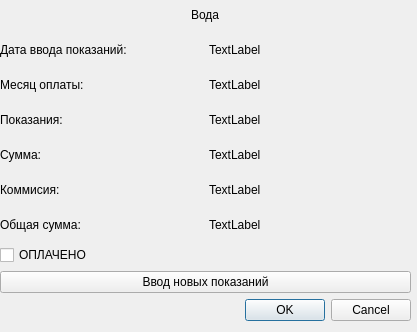
This is water.ui in FenyukAndrew/QtCalculatePayment as Qt 5 draws it before an edit. The edited form follows.
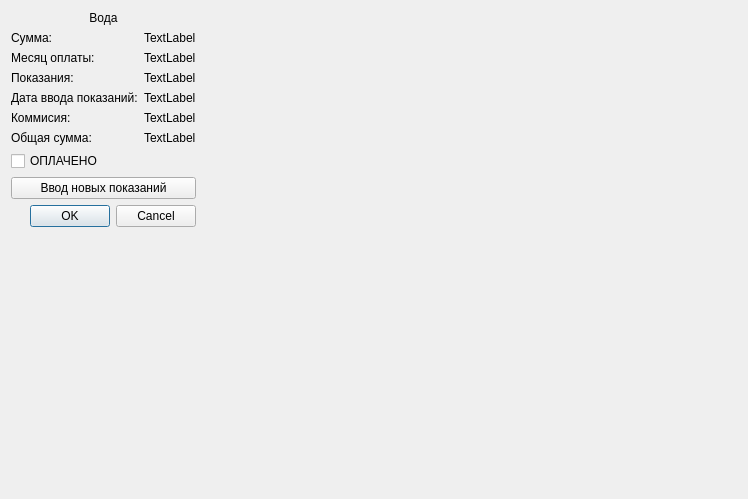
This is the edited form.

Commit message: Добавлено автомасштабироване элементов под размер диалогового окна

The edit to the form file:
```diff
--- a/water.ui
+++ b/water.ui
@@ -6,8 +6,8 @@
    <rect>
     <x>0</x>
     <y>0</y>
-    <width>417</width>
-    <height>332</height>
+    <width>748</width>
+    <height>499</height>
    </rect>
   </property>
   <property name="sizePolicy">
@@ -25,20 +25,13 @@
   <property name="modal">
    <bool>false</bool>
   </property>
-  <widget class="QWidget" name="verticalLayoutWidget">
-   <property name="geometry">
-    <rect>
-     <x>0</x>
-     <y>0</y>
-     <width>411</width>
-     <height>321</height>
-    </rect>
-   </property>
+  <layout class="QFormLayout" name="formLayout">
+   <item row="0" column="0">
    <layout class="QVBoxLayout" name="verticalLayout">
     <property name="sizeConstraint">
      <enum>QLayout::SetMaximumSize</enum>
     </property>
-    <item alignment="Qt::AlignHCenter">
+     <item>
      <widget class="QLabel" name="label">
       <property name="text">
        <string>Вода</string>
@@ -46,108 +39,128 @@
       <property name="textFormat">
        <enum>Qt::AutoText</enum>
       </property>
+       <property name="alignment">
+        <set>Qt::AlignCenter</set>
+       </property>
      </widget>
     </item>
     <item>
-     <layout class="QHBoxLayout" name="horizontalLayout_3_2">
-      <item>
-       <widget class="QLabel" name="label_3">
+      <layout class="QFormLayout" name="formLayout_2">
+       <item row="0" column="0">
+        <widget class="QLabel" name="label_5">
         <property name="text">
-         <string>Дата ввода показаний:</string>
+          <string>Сумма:</string>
         </property>
        </widget>
       </item>
-      <item>
-       <widget class="QLabel" name="Date_Input_Value">
+       <item row="0" column="1">
+        <widget class="QLabel" name="Sum">
+         <property name="palette">
+          <palette>
+           <active>
+            <colorrole role="Base">
+             <brush brushstyle="SolidPattern">
+              <color alpha="255">
+               <red>0</red>
+               <green>255</green>
+               <blue>127</blue>
+              </color>
+             </brush>
+            </colorrole>
+           </active>
+           <inactive>
+            <colorrole role="Base">
+             <brush brushstyle="SolidPattern">
+              <color alpha="255">
+               <red>0</red>
+               <green>255</green>
+               <blue>127</blue>
+              </color>
+             </brush>
+            </colorrole>
+           </inactive>
+           <disabled>
+            <colorrole role="Base">
+             <brush brushstyle="SolidPattern">
+              <color alpha="255">
+               <red>239</red>
+               <green>235</green>
+               <blue>231</blue>
+              </color>
+             </brush>
+            </colorrole>
+           </disabled>
+          </palette>
+         </property>
         <property name="text">
          <string>TextLabel</string>
         </property>
        </widget>
       </item>
-     </layout>
-    </item>
-    <item>
-     <layout class="QHBoxLayout" name="horizontalLayout_3_1">
-      <item>
+       <item row="1" column="0">
        <widget class="QLabel" name="label_3_1">
         <property name="text">
          <string>Месяц оплаты:</string>
         </property>
        </widget>
       </item>
-      <item>
+       <item row="1" column="1">
        <widget class="QLabel" name="Month_Year_Payment">
         <property name="text">
          <string>TextLabel</string>
         </property>
        </widget>
       </item>
-     </layout>
-    </item>
-    <item>
-     <layout class="QHBoxLayout" name="horizontalLayout1">
-      <item>
+       <item row="2" column="0">
        <widget class="QLabel" name="label_4">
         <property name="text">
          <string>Показания:</string>
         </property>
        </widget>
       </item>
-      <item>
+       <item row="2" column="1">
        <widget class="QLabel" name="Value">
         <property name="text">
          <string>TextLabel</string>
         </property>
        </widget>
       </item>
-     </layout>
-    </item>
-    <item>
-     <layout class="QHBoxLayout" name="horizontalLayout2">
-      <item>
-       <widget class="QLabel" name="label_5">
+       <item row="3" column="0">
+        <widget class="QLabel" name="label_3">
         <property name="text">
-         <string>Сумма:</string>
+          <string>Дата ввода показаний:</string>
         </property>
        </widget>
       </item>
-      <item>
-       <widget class="QLabel" name="Sum">
+       <item row="3" column="1">
+        <widget class="QLabel" name="Date_Input_Value">
         <property name="text">
          <string>TextLabel</string>
         </property>
        </widget>
       </item>
-     </layout>
-    </item>
-    <item>
-     <layout class="QHBoxLayout" name="horizontalLayout3">
-      <item>
+       <item row="4" column="0">
        <widget class="QLabel" name="label_6">
         <property name="text">
          <string>Коммисия:</string>
         </property>
        </widget>
       </item>
-      <item>
+       <item row="4" column="1">
        <widget class="QLabel" name="Commission">
         <property name="text">
          <string>TextLabel</string>
         </property>
        </widget>
       </item>
-     </layout>
-    </item>
-    <item>
-     <layout class="QHBoxLayout" name="horizontalLayout4">
-      <item>
+       <item row="5" column="0">
        <widget class="QLabel" name="label_7">
         <property name="text">
          <string>Общая сумма:</string>
         </property>
        </widget>
       </item>
-      <item>
+       <item row="5" column="1">
        <widget class="QLabel" name="Sum_Commission">
         <property name="text">
          <string>TextLabel</string>
@@ -158,6 +171,12 @@
     </item>
     <item>
      <widget class="QCheckBox" name="checkBox_HavePaid">
+       <property name="sizePolicy">
+        <sizepolicy hsizetype="Minimum" vsizetype="Minimum">
+         <horstretch>0</horstretch>
+         <verstretch>0</verstretch>
+        </sizepolicy>
+       </property>
       <property name="text">
        <string>ОПЛАЧЕНО</string>
       </property>
@@ -165,6 +184,12 @@
     </item>
     <item>
      <widget class="QPushButton" name="pushButton_InputNewValue">
+       <property name="sizePolicy">
+        <sizepolicy hsizetype="Minimum" vsizetype="Minimum">
+         <horstretch>0</horstretch>
+         <verstretch>0</verstretch>
+        </sizepolicy>
+       </property>
       <property name="text">
        <string>Ввод новых показаний</string>
       </property>
@@ -172,6 +197,12 @@
     </item>
     <item>
      <widget class="QDialogButtonBox" name="buttonBox">
+       <property name="sizePolicy">
+        <sizepolicy hsizetype="Minimum" vsizetype="Minimum">
+         <horstretch>0</horstretch>
+         <verstretch>0</verstretch>
+        </sizepolicy>
+       </property>
       <property name="orientation">
        <enum>Qt::Horizontal</enum>
       </property>
@@ -181,7 +212,8 @@
      </widget>
     </item>
    </layout>
-  </widget>
+   </item>
+  </layout>
  </widget>
  <resources/>
  <connections/>
```
Lines whose indentation alone changed are shown as unchanged. The commit also changes 3 other files.
